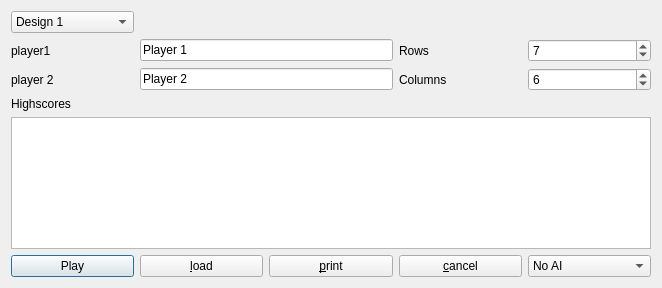
First picture: the form in dialog.ui, repository thnake/cfgame, before the edit.
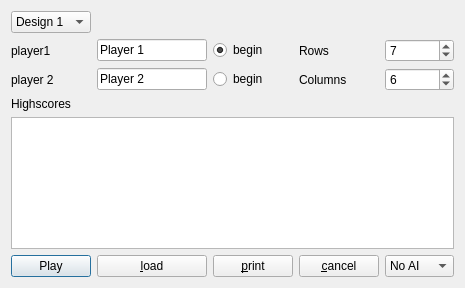
Second picture: the form after the edit.

The edit to the form file:
```diff
--- a/dialog.ui
+++ b/dialog.ui
@@ -6,7 +6,7 @@
    <rect>
     <x>0</x>
     <y>0</y>
-    <width>662</width>
+    <width>465</width>
     <height>288</height>
    </rect>
   </property>
@@ -66,13 +66,6 @@
        </property>
       </widget>
      </item>
-     <item row="1" column="1" colspan="2">
-      <widget class="QLineEdit" name="lePlayer1">
-       <property name="text">
-        <string>Player 1</string>
-       </property>
-      </widget>
-     </item>
      <item row="1" column="3">
       <widget class="QLabel" name="label_3">
        <property name="text">
@@ -100,13 +93,6 @@
        </property>
       </widget>
      </item>
-     <item row="3" column="1" colspan="2">
-      <widget class="QLineEdit" name="lePlayer2">
-       <property name="text">
-        <string>Player 2</string>
-       </property>
-      </widget>
-     </item>
      <item row="3" column="3">
       <widget class="QLabel" name="label_4">
        <property name="text">
@@ -165,6 +151,37 @@
        </property>
       </widget>
      </item>
+     <item row="1" column="1">
+      <widget class="QLineEdit" name="lePlayer1">
+       <property name="text">
+        <string>Player 1</string>
+       </property>
+      </widget>
+     </item>
+     <item row="1" column="2">
+      <widget class="QRadioButton" name="radPlayer1">
+       <property name="text">
+        <string>begin</string>
+       </property>
+       <property name="checked">
+        <bool>true</bool>
+       </property>
+      </widget>
+     </item>
+     <item row="3" column="1">
+      <widget class="QLineEdit" name="lePlayer2">
+       <property name="text">
+        <string>Player 2</string>
+       </property>
+      </widget>
+     </item>
+     <item row="3" column="2">
+      <widget class="QRadioButton" name="radPlayer2">
+       <property name="text">
+        <string>begin</string>
+       </property>
+      </widget>
+     </item>
     </layout>
    </item>
   </layout>
```
